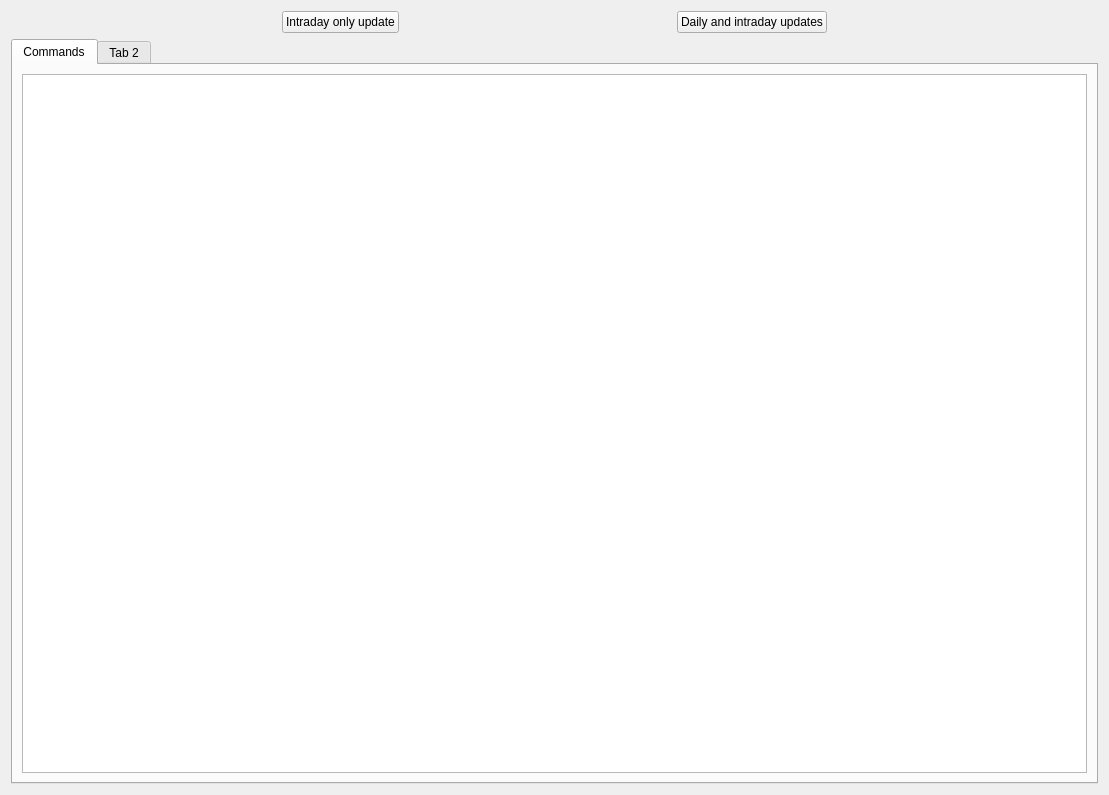
Before: the Qt Designer form ui/wdgQuotesUpdate.ui in turulomio/xulpymoney, drawn with Qt 5.
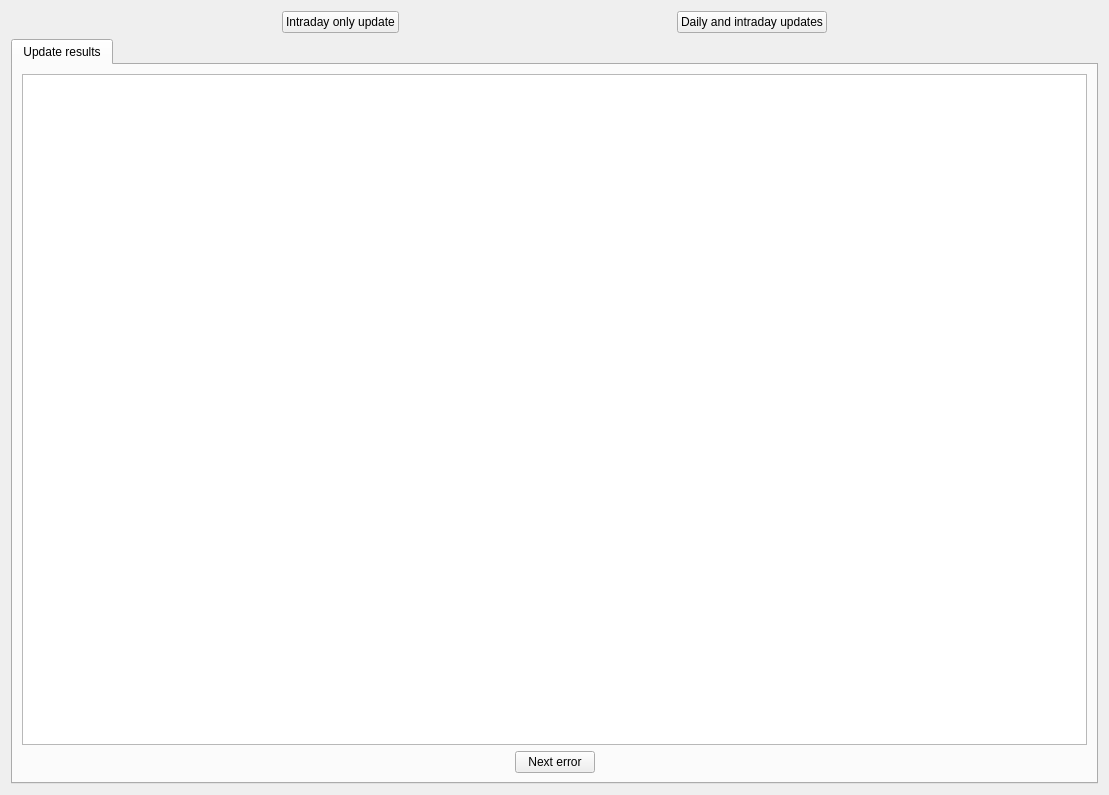
After: the same form once the commit is applied. Icons and pictures are not drawn.

Diff of the .ui file:
```diff
--- a/ui/wdgQuotesUpdate.ui
+++ b/ui/wdgQuotesUpdate.ui
@@ -79,22 +79,82 @@
       </layout>
      </item>
      <item>
-      <widget class="QTabWidget" name="tab_3">
-       <widget class="QWidget" name="tab">
+      <widget class="QTabWidget" name="tab">
+       <property name="currentIndex">
+        <number>0</number>
+       </property>
+       <widget class="QWidget" name="tab_4">
         <attribute name="title">
-         <string>Commands</string>
+         <string>Update results</string>
         </attribute>
         <layout class="QHBoxLayout" name="horizontalLayout_4">
          <item>
-          <widget class="QTableWidget" name="tableCommands"/>
+          <layout class="QVBoxLayout" name="verticalLayout_2">
+           <item>
+            <widget class="QTextBrowser" name="txtCR2Q">
+             <property name="font">
+              <font>
+               <family>Courier New</family>
+               <weight>75</weight>
+               <bold>true</bold>
+              </font>
+             </property>
+             <property name="undoRedoEnabled">
+              <bool>true</bool>
+             </property>
+             <property name="lineWrapMode">
+              <enum>QTextEdit::NoWrap</enum>
+             </property>
+             <property name="textInteractionFlags">
+              <set>Qt::LinksAccessibleByKeyboard|Qt::LinksAccessibleByMouse|Qt::TextBrowserInteraction|Qt::TextEditable|Qt::TextEditorInteraction|Qt::TextSelectableByKeyboard|Qt::TextSelectableByMouse</set>
+             </property>
+            </widget>
+           </item>
+           <item>
+            <layout class="QHBoxLayout" name="horizontalLayout_2">
+             <item>
+              <spacer name="horizontalSpacer_2">
+               <property name="orientation">
+                <enum>Qt::Horizontal</enum>
+               </property>
+               <property name="sizeHint" stdset="0">
+                <size>
+                 <width>40</width>
+                 <height>20</height>
+                </size>
+               </property>
+              </spacer>
+             </item>
+             <item>
+              <widget class="QPushButton" name="cmdError">
+               <property name="text">
+                <string>Next error</string>
+               </property>
+               <property name="icon">
+                <iconset resource="../images/xulpymoney.qrc">
+                 <normaloff>:/xulpymoney/eye_red.png</normaloff>:/xulpymoney/eye_red.png</iconset>
+               </property>
+              </widget>
+             </item>
+             <item>
+              <spacer name="horizontalSpacer">
+               <property name="orientation">
+                <enum>Qt::Horizontal</enum>
+               </property>
+               <property name="sizeHint" stdset="0">
+                <size>
+                 <width>40</width>
+                 <height>20</height>
+                </size>
+               </property>
+              </spacer>
+             </item>
+            </layout>
+           </item>
+          </layout>
          </item>
         </layout>
        </widget>
-       <widget class="QWidget" name="tab_2">
-        <attribute name="title">
-         <string>Tab 2</string>
-        </attribute>
-       </widget>
       </widget>
      </item>
     </layout>
```
